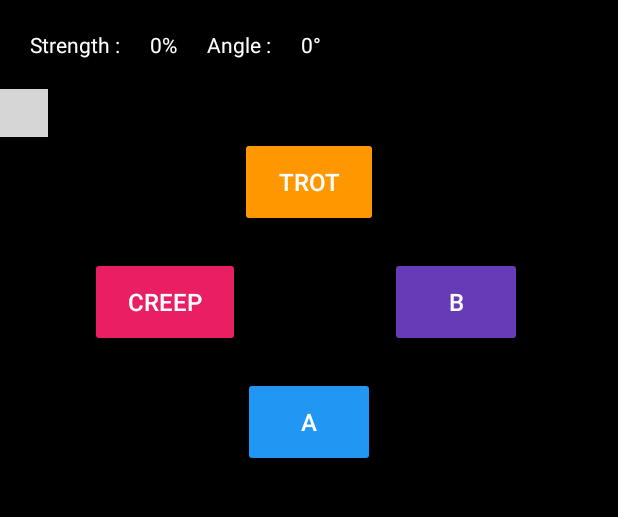
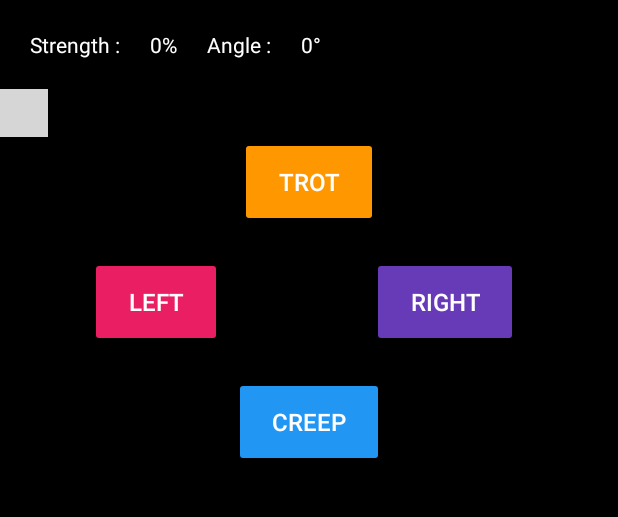
Before and after one commit to chinmaynehate/Venom, an Android app: the screen it shows after launch (MainActivity), on a phone screen of 412 x 824 dp, the part 156-673 px from its top. Run offline under Robolectric (Android 15) with nearby library versions, the phone set to English and light mode, and no system bars; libraries missing offline, so code that uses them is left out: io.github.controlwear.virtual; plain views replace JoystickView; 2 statements that could not run were skipped; grey boxes are pictures that could not be loaded.

Commit message:
Added Strafe Buttons in the Android App

```diff
--- a/Android/app/src/main/res/layout/activity_main.xml
+++ b/Android/app/src/main/res/layout/activity_main.xml
@@ -139,7 +139,7 @@
                 <Button
                     android:layout_width="wrap_content"
                     android:layout_height="60dp"
-                    android:text="Creep"
+                    android:text="LEFT"
                     android:layout_marginLeft="40dp"
                     android:backgroundTint="#E91E63"
                     android:textColor="#FFFFFF"
@@ -150,7 +150,7 @@
                 <Button
                     android:layout_width="wrap_content"
                     android:layout_height="60dp"
-                    android:text="B"
+                    android:text="RIGHT"
                     android:layout_marginLeft="100dp"
                     android:backgroundTint="#673AB7"
                     android:textColor="#FFFFFF"
@@ -172,7 +172,7 @@
                 <Button
                     android:layout_width="wrap_content"
                     android:layout_height="60dp"
-                    android:text="A"
+                    android:text="CREEP"
                     android:layout_gravity="center"
                     android:backgroundTint="#2196F3"
                     android:textColor="#FFFFFF"
```
